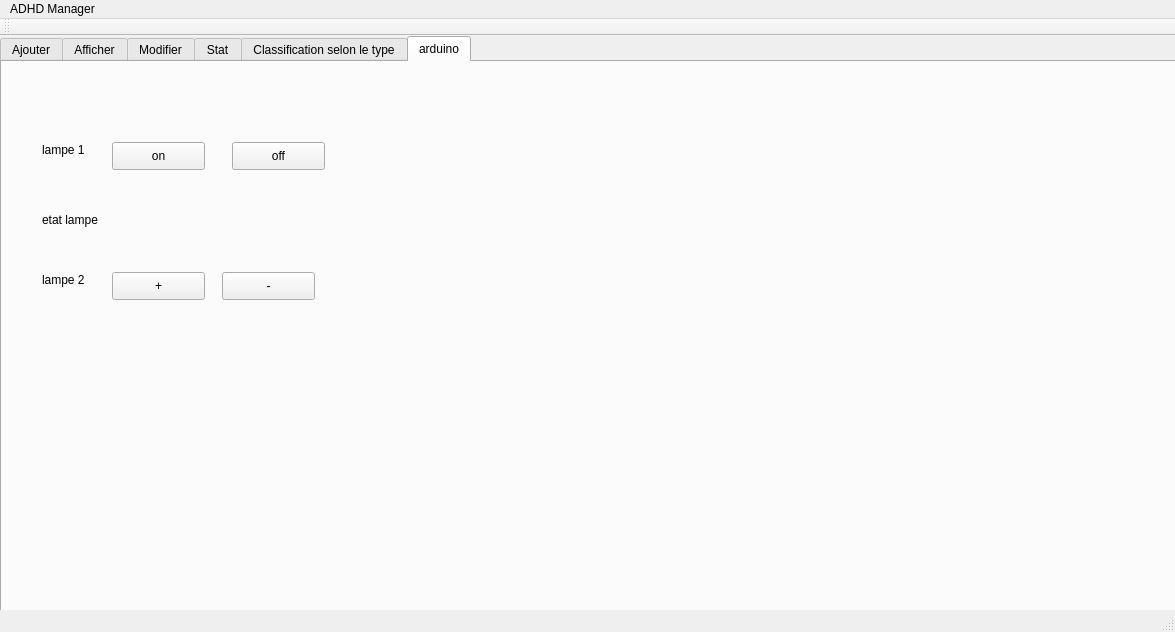
Kayamii/projetcpp, file Atelier_Connexion/mainwindow.ui: the form before one commit.
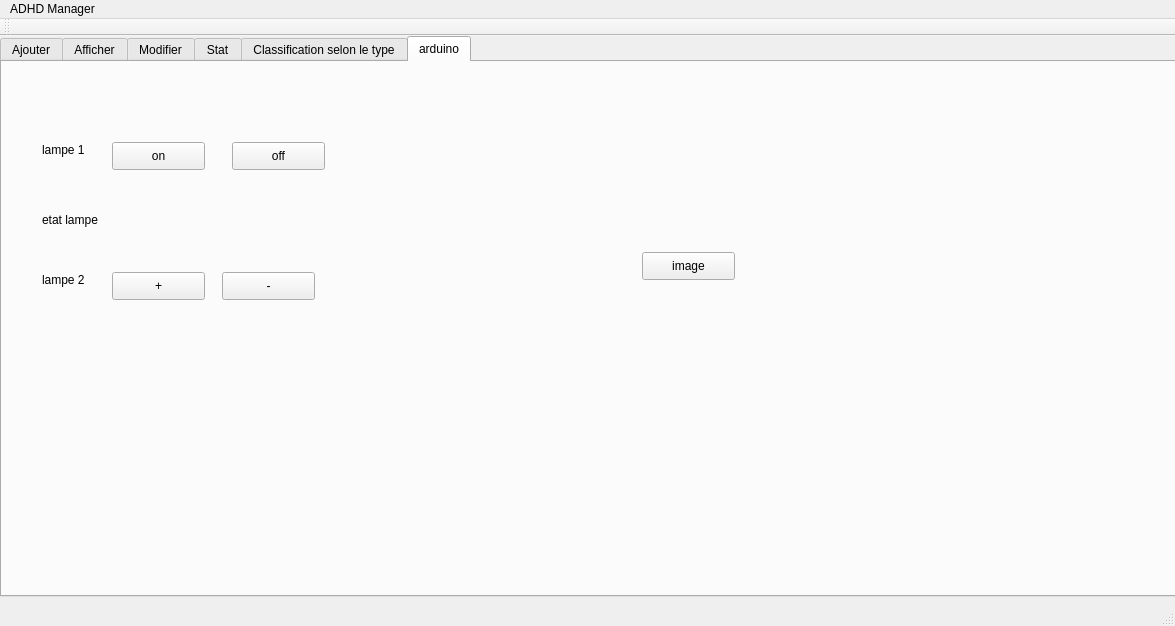
The form after the commit. The open tabs and pages were chosen to show the change. Icons and pictures are not drawn.

What changed in the file:
```diff
--- a/Atelier_Connexion/mainwindow.ui
+++ b/Atelier_Connexion/mainwindow.ui
@@ -7,7 +7,7 @@
     <x>0</x>
     <y>0</y>
     <width>1175</width>
-    <height>632</height>
+    <height>626</height>
    </rect>
   </property>
   <property name="windowTitle">
@@ -49,7 +49,7 @@
       <x>0</x>
       <y>0</y>
       <width>1211</width>
-      <height>581</height>
+      <height>561</height>
      </rect>
     </property>
     <property name="styleSheet">
@@ -1029,6 +1029,19 @@
        <string>-</string>
       </property>
      </widget>
+     <widget class="QPushButton" name="image">
+      <property name="geometry">
+       <rect>
+        <x>640</x>
+        <y>190</y>
+        <width>93</width>
+        <height>28</height>
+       </rect>
+      </property>
+      <property name="text">
+       <string>image</string>
+      </property>
+     </widget>
     </widget>
    </widget>
   </widget>
```
Left out of the diff: 2 changed lines with no effect on the pictures.
